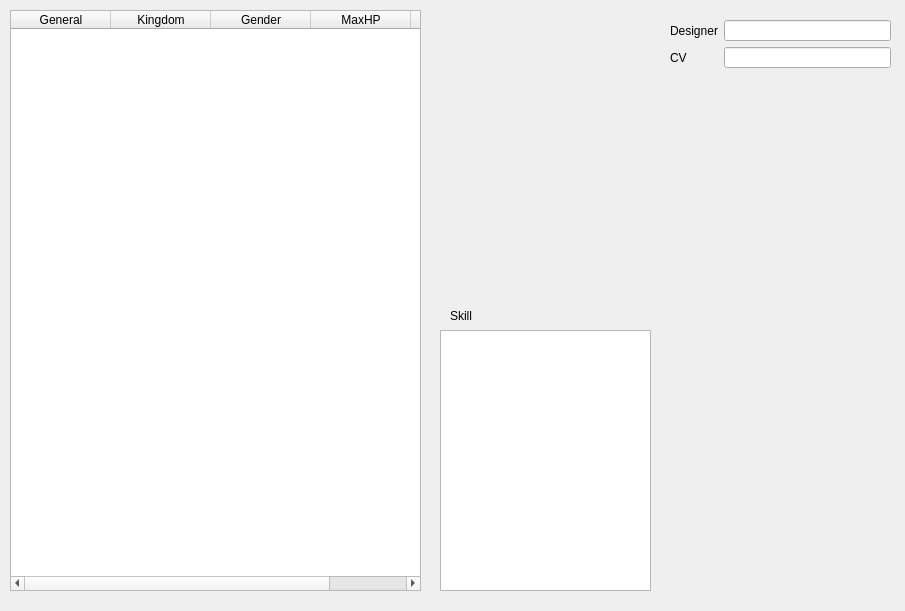
Before: the Qt Designer form src/dialog/generaloverview.ui in kdashsoul/QSanguoshaPassMode, drawn with Qt 5.
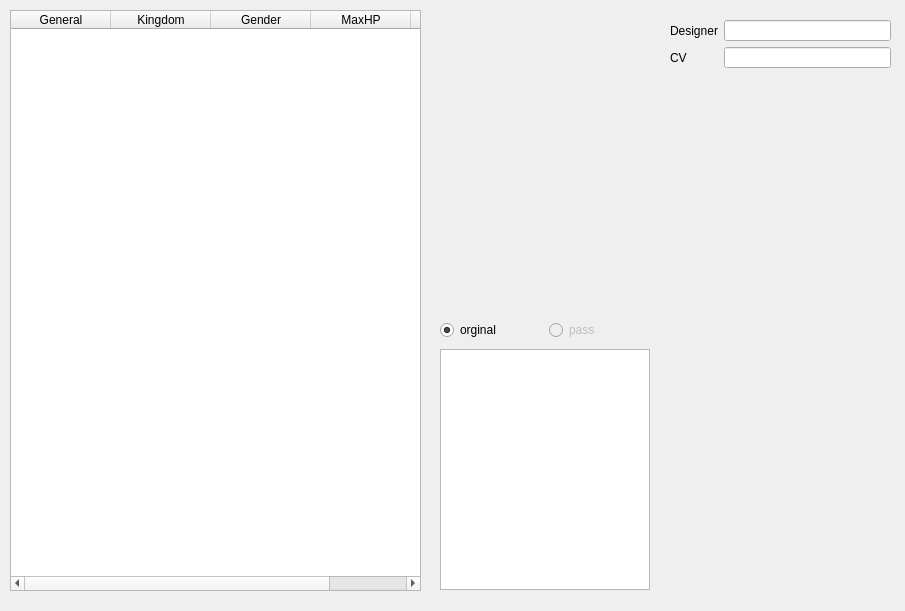
After: the same form once the commit is applied. Icons and pictures are not drawn.

```diff
--- a/src/dialog/generaloverview.ui
+++ b/src/dialog/generaloverview.ui
@@ -63,26 +63,13 @@
     </property>
    </column>
   </widget>
-  <widget class="QLabel" name="skillLabel">
-   <property name="geometry">
-    <rect>
-     <x>450</x>
-     <y>310</y>
-     <width>30</width>
-     <height>12</height>
-    </rect>
-   </property>
-   <property name="text">
-    <string>Skill</string>
-   </property>
-  </widget>
   <widget class="QTextEdit" name="skillTextEdit">
    <property name="geometry">
     <rect>
      <x>440</x>
-     <y>330</y>
-     <width>211</width>
-     <height>261</height>
+     <y>349</y>
+     <width>210</width>
+     <height>241</height>
     </rect>
    </property>
    <property name="readOnly">
@@ -90,10 +77,13 @@
    </property>
   </widget>
   <widget class="QLabel" name="generalPhoto">
+   <property name="enabled">
+    <bool>true</bool>
+   </property>
    <property name="geometry">
     <rect>
-     <x>450</x>
-     <y>10</y>
+     <x>440</x>
+     <y>20</y>
      <width>200</width>
      <height>290</height>
     </rect>
@@ -180,6 +170,38 @@
     </item>
    </layout>
   </widget>
+  <widget class="QWidget" name="horizontalLayoutWidget">
+   <property name="geometry">
+    <rect>
+     <x>440</x>
+     <y>320</y>
+     <width>211</width>
+     <height>21</height>
+    </rect>
+   </property>
+   <layout class="QHBoxLayout" name="horizontalLayout">
+    <item>
+     <widget class="QRadioButton" name="orginalRadio">
+      <property name="text">
+       <string>orginal</string>
+      </property>
+      <property name="checked">
+       <bool>true</bool>
+      </property>
+     </widget>
+    </item>
+    <item>
+     <widget class="QRadioButton" name="passRadio">
+      <property name="enabled">
+       <bool>false</bool>
+      </property>
+      <property name="text">
+       <string>pass</string>
+      </property>
+     </widget>
+    </item>
+   </layout>
+  </widget>
  </widget>
  <resources/>
  <connections/>
```
